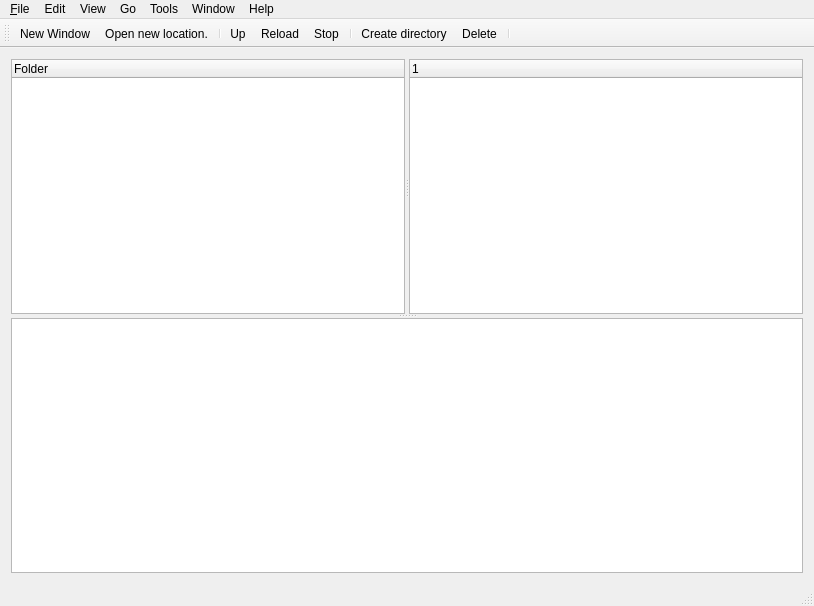
First picture: the form in src/arcstorage-ui/arcstoragewindow.ui, repository jonaslindemann/arc-gui-clients, before the edit.
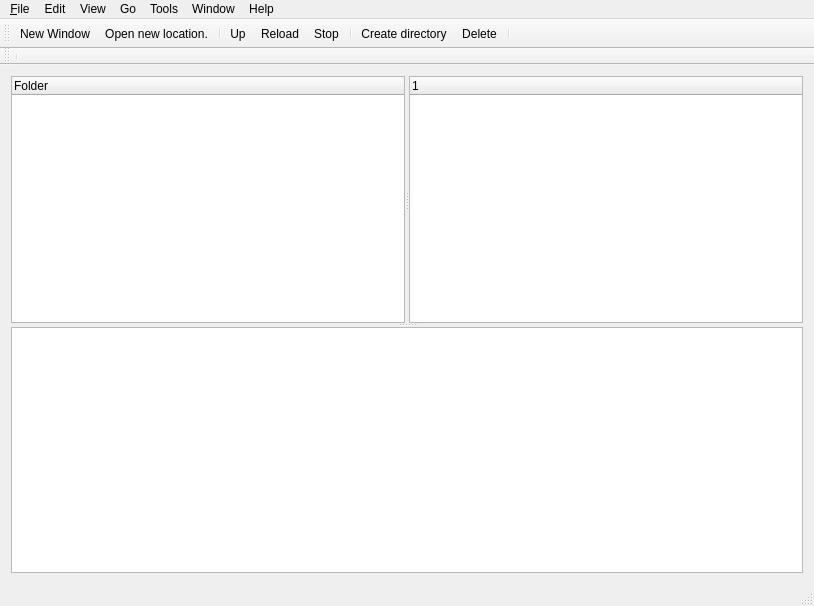
Second picture: the form after the edit. Icons and pictures are not drawn. Custom widgets are drawn as their Qt base class.

The edit to the form file:
```diff
--- a/src/arcstorage-ui/arcstoragewindow.ui
+++ b/src/arcstorage-ui/arcstoragewindow.ui
@@ -260,6 +260,18 @@
    <addaction name="separator"/>
   </widget>
   <widget class="QStatusBar" name="statusBar"/>
+  <widget class="QToolBar" name="urlBreadCrumbToolbar">
+   <property name="windowTitle">
+    <string>toolBar</string>
+   </property>
+   <attribute name="toolBarArea">
+    <enum>TopToolBarArea</enum>
+   </attribute>
+   <attribute name="toolBarBreak">
+    <bool>true</bool>
+   </attribute>
+   <addaction name="separator"/>
+  </widget>
   <action name="actionQuit">
    <property name="enabled">
     <bool>true</bool>
```
